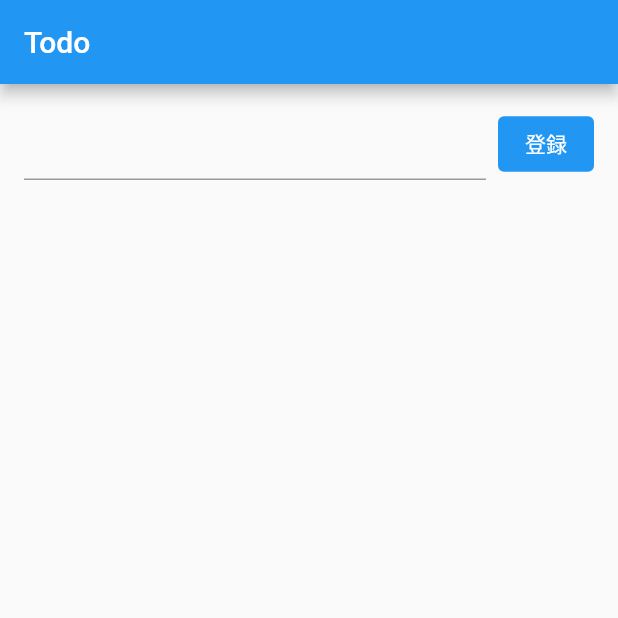
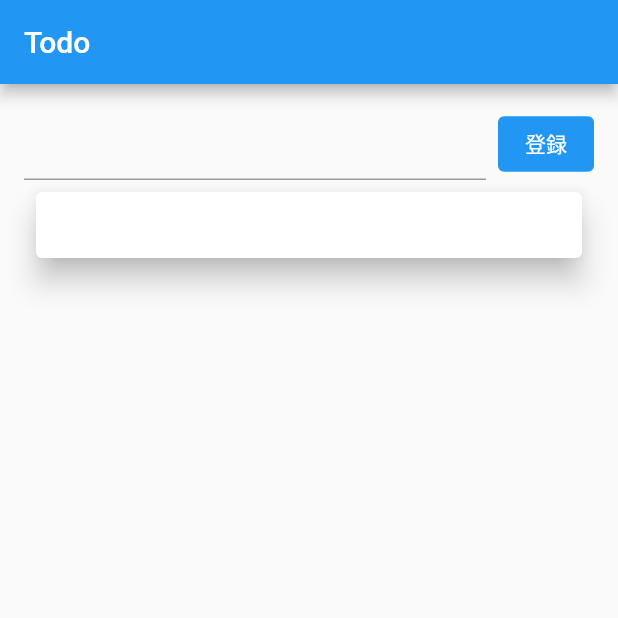
Before and after one commit to k-awoki/flutter-todo-app, a Flutter app: the screen it shows after launch, after a tap on "登録", on a phone screen of 412 x 824 dp, the top half of it. Run offline on Flutter 3.47's test engine with Material 2 defaults, Android fonts, the phone set to English and light mode, and no system bars.

Commit message:
cell追加

```diff
--- /dev/null
+++ b/lib/features/list/list_cell.dart
@@ -0,0 +1,23 @@
+import 'package:flutter/material.dart';
+
+class ListCell extends StatelessWidget {
+  final String taskText;
+
+  const ListCell({
+    super.key,
+    required this.taskText,
+  });
+
+  @override
+  Widget build(BuildContext context) {
+    return SizedBox(
+      height: 60,
+      child: Card(
+        margin: const EdgeInsets.all(8),
+        elevation: 8,
+        shadowColor: Colors.black,
+        child: Text(taskText),
+      ),
+    );
+  }
+}
--- a/lib/features/list/list_page.dart
+++ b/lib/features/list/list_page.dart
@@ -1,4 +1,5 @@
 import 'package:flutter/material.dart';
+import 'package:todo/features/list/list_cell.dart';
 
 class ListPage extends StatefulWidget {
   const ListPage({super.key});
@@ -49,11 +50,10 @@ class _ListPageState extends State<ListPage> {
               child: ListView.builder(
                 itemCount: _tasks.length,
                 itemBuilder: ((context, index) {
-                  return Text(_tasks[index]);
+                  return ListCell(taskText: _tasks[index]);
                 }),
               ),
             ),
-            const Spacer(),
           ],
         ),
       ),
```
